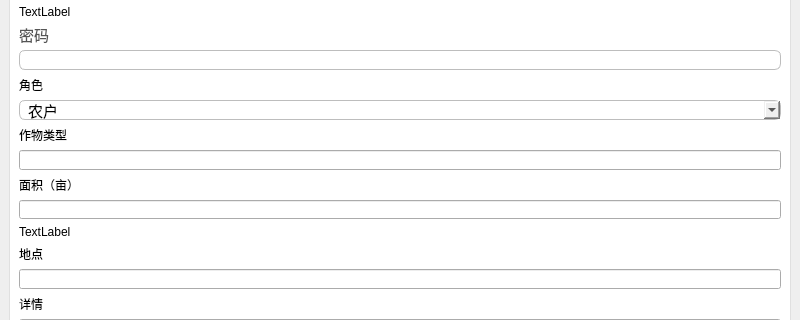
This is registerwindow.ui in wangyl6636/SmartAgriculture as Qt 5 draws it before an edit; both pictures show x 0 to 800 and y 144 to 464 of the 800 by 600 pixel window. The edited form follows.
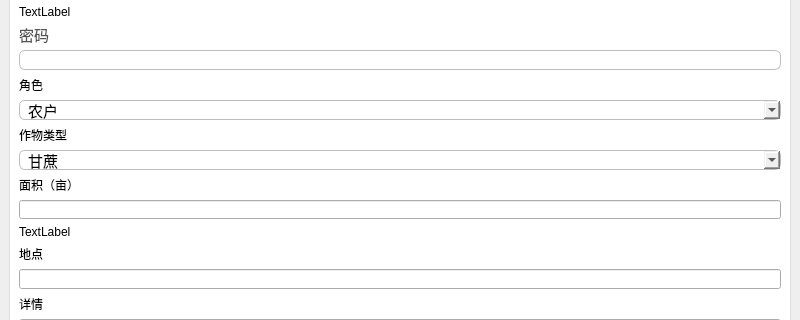
This is the edited form.

Patch:
```diff
--- a/registerwindow.ui
+++ b/registerwindow.ui
@@ -201,10 +201,29 @@
         </widget>
        </item>
        <item>
-        <widget class="QLineEdit" name="lineEditCropType">
+        <widget class="QComboBox" name="comboBoxCropType">
          <property name="visible">
           <bool>true</bool>
          </property>
+         <property name="styleSheet">
+          <string notr="true">
+            border: 1px solid #bdbdbd;
+            border-radius: 6px;
+            font-size: 15px;
+            padding-left: 8px;
+          </string>
+         </property>
+         <item><property name="text"><string>甘蔗</string></property></item>
+         <item><property name="text"><string>小米/谷子</string></property></item>
+         <item><property name="text"><string>大麦</string></property></item>
+         <item><property name="text"><string>水稻</string></property></item>
+         <item><property name="text"><string>豆类</string></property></item>
+         <item><property name="text"><string>烟草</string></property></item>
+         <item><property name="text"><string>花生</string></property></item>
+         <item><property name="text"><string>玉米</string></property></item>
+         <item><property name="text"><string>棉花</string></property></item>
+         <item><property name="text"><string>小麦</string></property></item>
+         <item><property name="text"><string>油籽作物</string></property></item>
         </widget>
        </item>
        <item>
```
